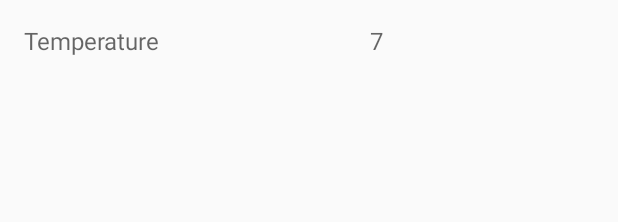
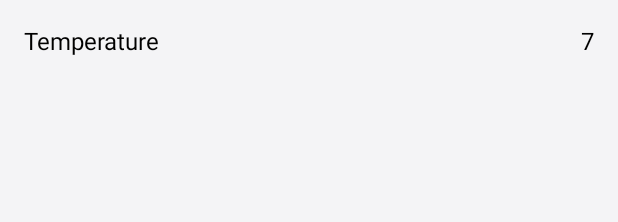
Before and after one commit to Nati098/Weather-App, an Android app: the layout extra_info_list_item.xml on its own in the app's theme, with its tools: preview values and no code run, on a phone screen of 412 x 824 dp. Shown: the top 222 px of the screen. Run offline under Robolectric (Android 15) with nearby library versions, the phone set to English and light mode, and no system bars.

Commit message:
Added night theme

```diff
--- a/app/src/main/java/ru/geekbrains/weatherapplication/WeatherInfoActivity.java
+++ b/app/src/main/java/ru/geekbrains/weatherapplication/WeatherInfoActivity.java
@@ -1,7 +1,6 @@
 package ru.geekbrains.weatherapplication;
 
 import androidx.appcompat.app.AppCompatActivity;
-import androidx.appcompat.widget.Toolbar;
 import androidx.recyclerview.widget.LinearLayoutManager;
 import androidx.recyclerview.widget.RecyclerView;
 
@@ -10,8 +9,6 @@ import android.os.Bundle;
 import android.view.View;
 import android.widget.AdapterView;
 import android.widget.ImageButton;
-import android.widget.ImageView;
-import android.widget.TextView;
 
 
 import java.util.ArrayList;
@@ -39,7 +36,7 @@ public class WeatherInfoActivity extends AppCompatActivity {
     @Override
     protected void onCreate(Bundle savedInstanceState) {
         super.onCreate(savedInstanceState);
-        setContentView(R.layout.activity_main);
+        setContentView(R.layout.activity_weather_info);
 
         bindView();
         setupRecycler();
--- a/app/src/main/res/layout/extra_info_list_item.xml
+++ b/app/src/main/res/layout/extra_info_list_item.xml
@@ -1,8 +1,8 @@
 <?xml version="1.0" encoding="utf-8"?>
-<LinearLayout
-    xmlns:android="http://schemas.android.com/apk/res/android"
+<androidx.constraintlayout.widget.ConstraintLayout xmlns:android="http://schemas.android.com/apk/res/android"
     android:layout_width="match_parent"
     android:layout_height="wrap_content"
+    xmlns:app="http://schemas.android.com/apk/res-auto"
     android:layout_margin="8dp"
     android:orientation="horizontal"
     android:padding="8dp">
@@ -11,7 +11,9 @@
         android:id="@+id/info_label"
         android:layout_width="wrap_content"
         android:layout_height="wrap_content"
-        android:layout_weight="1"
+        app:layout_constraintStart_toStartOf="parent"
+        app:layout_constraintTop_toTopOf="parent"
+        app:layout_constraintBottom_toBottomOf="parent"
         android:text="@string/temperature"
         android:textAppearance="@style/ExtraInfoTextStyle" />
 
@@ -19,7 +21,10 @@
         android:id="@+id/info_value"
         android:layout_width="wrap_content"
         android:layout_height="wrap_content"
-        android:layout_weight="1"
+        app:layout_constraintEnd_toEndOf="parent"
+        app:layout_constraintTop_toTopOf="parent"
+        app:layout_constraintBottom_toBottomOf="parent"
         android:text="7"
         android:textAppearance="@style/ExtraInfoTextStyle" />
-</LinearLayout>
+
+</androidx.constraintlayout.widget.ConstraintLayout>
--- a/app/src/main/res/values/attrs.xml
+++ b/app/src/main/res/values/attrs.xml
@@ -1,6 +1,6 @@
 <?xml version="1.0" encoding="utf-8"?>
 <resources>
-
     <attr name="toolbarIconColor" format="reference" />
-
+    <attr name="backgroundImage" format="integer"/>
+    <attr name="backgroundRecyclerColor" format="color"/>
 </resources>
--- a/app/src/main/res/values/styles.xml
+++ b/app/src/main/res/values/styles.xml
@@ -1,12 +1,28 @@
 <resources>
-    <!-- Base application theme. -->
-    <style name="AppCustomLightTheme" parent="Theme.AppCompat.Light.NoActionBar">
-        <!-- Light theme here. -->
+    <!-- Light application theme. -->
+    <style name="AppCustomLightTheme" parent="Theme.AppCompat.NoActionBar">
         <item name="colorPrimary">#3F51B5</item>
         <item name="colorPrimaryDark">#3F51B5</item>
+        <item name="android:textColorSecondary">#000000</item>
         <item name="colorAccent">#00BCD4</item>
+        <item name="android:windowBackground">#F4F4F6</item>
         <item name="android:fillColor">#000000</item>
         <item name="toolbarIconColor">@color/toolbarIconLight</item>
+        <item name="backgroundImage">@drawable/background_light</item>
+        <item name="backgroundRecyclerColor">#FFFFFF</item>
+    </style>
+
+    <!-- Dark application theme. -->
+    <style name="AppCustomDarkTheme" parent="Theme.AppCompat.NoActionBar">
+        <item name="colorPrimary">#1B2137</item>
+        <item name="colorPrimaryDark">#131625</item>
+        <item name="colorAccent">#00BCD4</item>
+        <item name="android:textColorSecondary">#FFFFFF</item>
+        <item name="android:windowBackground">#33343B</item>
+        <item name="android:fillColor">#FFFFFF</item>
+        <item name="toolbarIconColor">@color/toolbarIconDark</item>
+        <item name="backgroundImage">@drawable/background_dark</item>
+        <item name="backgroundRecyclerColor">#000000</item>
     </style>
 
     <!-- Text format for titles -->
@@ -31,14 +47,3 @@
     </style>
 
 </resources>
-
-
-<!--    <style name="param_value">
-        <item name="android:textSize">@dimen/text_size_normal</item>
-        <item name="android:fontFamily" tools:targetApi="jelly_bean">@font/eurostile</item>
-    </style>
-
-    <style name="param_value_text" parent="param_value">
-        <item name="android:textColor">@color/black</item>
-        <item name="android:fontFamily" tools:targetApi="jelly_bean">@font/eurostile</item>
-    </style>-->
```
Also changed, not shown: app/src/main/res/layout/activity_weather_info.xml (renamed from app/src/main/res/layout/activity_main.xml, +4 -3 lines), app/src/main/res/layout/weather_day_item_list.xml (+5 -3 lines), app/src/main/res/layout/weather_week_item_list.xml (+15 -6 lines), app/src/main/res/drawable/background_dark.png (added), app/src/main/res/drawable/background_light.png (added).
